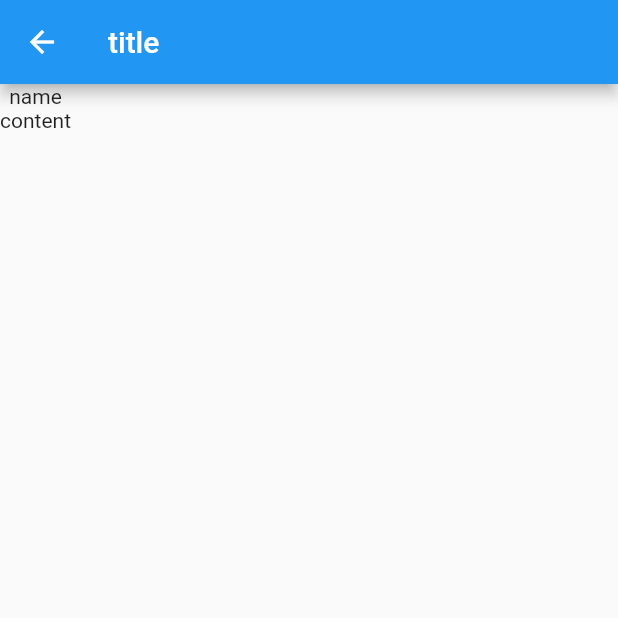
After one commit to sniper-fly/comfortable_diary, a Flutter app: the screen it shows after launch, after a tap on "title", on a phone screen of 412 x 824 dp, the top half of it. The commit adds this screen. Run offline on Flutter 3.47's test engine with Material 2 defaults, Android fonts, the phone set to English and light mode, and no system bars.

Commit message:
cellをタップしたらDiaryの詳細ページに飛ぶように

```diff
--- a/lib/diary.dart
+++ b/lib/diary.dart
@@ -1,6 +1,7 @@
 class Diary{
   final String title;
   final String name;
+  final String content;
 
-  Diary(this.name, this.title);
+  Diary(this.name, this.title, this.content);
 }
--- /dev/null
+++ b/lib/diary_detail.dart
@@ -0,0 +1,21 @@
+import 'package:flutter/cupertino.dart';
+import 'package:flutter/material.dart';
+import 'diary.dart';
+
+class DiaryDetail extends StatelessWidget {
+  final Diary diary;
+  DiaryDetail(this.diary);
+
+  @override
+  Widget build(BuildContext context) {
+    return Scaffold(
+      appBar: AppBar(title: Text(diary.title)),
+      body: Column(
+        children: <Widget>[
+          Text(diary.name),
+          Text(diary.content),
+        ],
+      )
+    );
+  }
+}
--- a/lib/main.dart
+++ b/lib/main.dart
@@ -2,6 +2,7 @@ import 'package:flutter/cupertino.dart';
 import 'package:flutter/material.dart';
 import 'package:flutterapp/create_entry.dart';
 import 'diary.dart';
+import 'diary_detail.dart';
 
 void main() => runApp(MyApp());
 
@@ -40,7 +41,7 @@ class MyHomePage extends StatefulWidget {
 class _MyHomePageState extends State<MyHomePage> {
   //List<String> texts = ["apple", "banana", "c", "d", "efg"];
   List<Diary> diaries = [
-    Diary("name", "title"),
+    Diary("name", "title", "content"),
   ];
 
   @override
@@ -55,32 +56,16 @@ class _MyHomePageState extends State<MyHomePage> {
             itemBuilder: (_, index) => ListTile(
                   title: Text(diaries[index].title),
                   subtitle: Text(diaries[index].name),
+                  onTap: () {
+                    Navigator.of(context).push(
+                      MaterialPageRoute(
+                        builder: (context) {
+                          return DiaryDetail(diaries[index]);
+                        },
+                      ),
+                    );
+                  }
                 )),
-//        Column(
-//          mainAxisAlignment: MainAxisAlignment.start,
-//          crossAxisAlignment: CrossAxisAlignment.end,
-//
-//          children: <Widget>[
-//
-//            Container(
-//              padding: EdgeInsets.symmetric(horizontal: 20,vertical: 50),
-//              margin: EdgeInsets.only(top: 20),
-//              color: Colors.cyan,
-//              height: 200,
-//              width: 300,
-//              child: Text(
-//                'push a!',style: TextStyle(color: Colors.red),
-//              ),
-//            ),
-//            Text(
-//              '$_counter',
-//              style: Theme.of(context).textTheme.display1,
-//            ),
-//            Text(
-//              'hoge'
-//            )
-//          ],
-//        ),
       ),
       floatingActionButton: FloatingActionButton(
         child: Icon(Icons.add),
```
